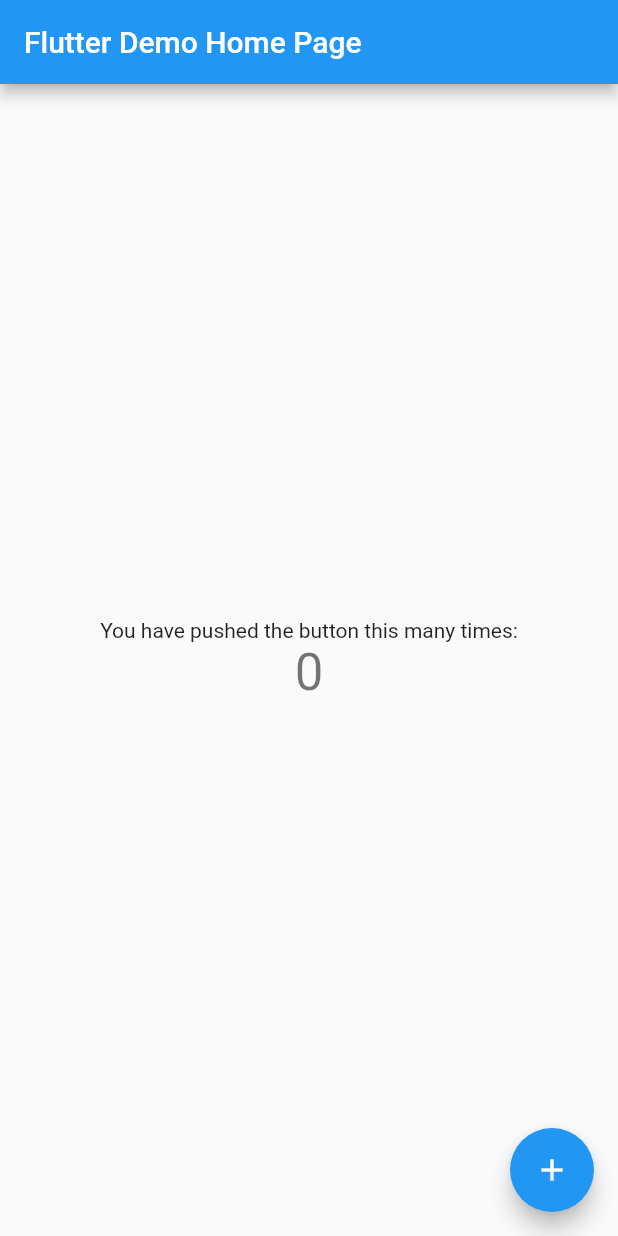
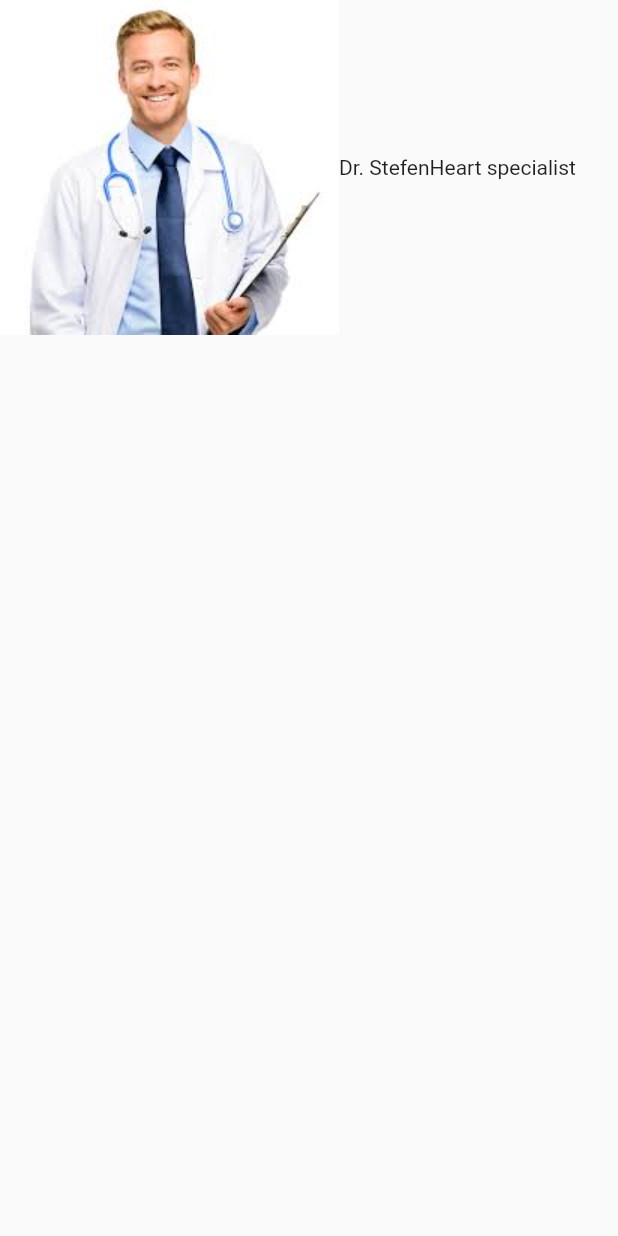
Before and after one commit to engineertanmay/doctor_design, a Flutter app: the screen it shows after launch, on a phone screen of 412 x 824 dp. Run offline on Flutter 3.47's test engine with Material 2 defaults, Android fonts, the phone set to English and light mode, and no system bars.

Commit message:
added doctor file

```diff
--- a/lib/main.dart
+++ b/lib/main.dart
@@ -1,117 +1,15 @@
+import 'package:doctor_design/viewd/doctor_info.dart';
 import 'package:flutter/material.dart';
-
-void main() {
-  runApp(MyApp());
-}
-
+void main()=>runApp(MyApp());
 class MyApp extends StatelessWidget {
-  // This widget is the root of your application.
   @override
   Widget build(BuildContext context) {
     return MaterialApp(
-      title: 'Flutter Demo',
+      title: "flutter application",
       theme: ThemeData(
-        // This is the theme of your application.
-        //
-        // Try running your application with "flutter run". You'll see the
-        // application has a blue toolbar. Then, without quitting the app, try
-        // changing the primarySwatch below to Colors.green and then invoke
-        // "hot reload" (press "r" in the console where you ran "flutter run",
-        // or simply save your changes to "hot reload" in a Flutter IDE).
-        // Notice that the counter didn't reset back to zero; the application
-        // is not restarted.
-        primarySwatch: Colors.blue,
-        // This makes the visual density adapt to the platform that you run
-        // the app on. For desktop platforms, the controls will be smaller and
-        // closer together (more dense) than on mobile platforms.
-        visualDensity: VisualDensity.adaptivePlatformDensity,
+        primarySwatch: Colors.deepOrange,
       ),
-      home: MyHomePage(title: 'Flutter Demo Home Page'),
+      home: HomePage(),
     );
   }
 }
-
-class MyHomePage extends StatefulWidget {
-  MyHomePage({Key key, this.title}) : super(key: key);
-
-  // This widget is the home page of your application. It is stateful, meaning
-  // that it has a State object (defined below) that contains fields that affect
-  // how it looks.
-
-  // This class is the configuration for the state. It holds the values (in this
-  // case the title) provided by the parent (in this case the App widget) and
-  // used by the build method of the State. Fields in a Widget subclass are
-  // always marked "final".
-
-  final String title;
-
-  @override
-  _MyHomePageState createState() => _MyHomePageState();
-}
-
-class _MyHomePageState extends State<MyHomePage> {
-  int _counter = 0;
-
-  void _incrementCounter() {
-    setState(() {
-      // This call to setState tells the Flutter framework that something has
-      // changed in this State, which causes it to rerun the build method below
-      // so that the display can reflect the updated values. If we changed
-      // _counter without calling setState(), then the build method would not be
-      // called again, and so nothing would appear to happen.
-      _counter++;
-    });
-  }
-
-  @override
-  Widget build(BuildContext context) {
-    // This method is rerun every time setState is called, for instance as done
-    // by the _incrementCounter method above.
-    //
-    // The Flutter framework has been optimized to make rerunning build methods
-    // fast, so that you can just rebuild anything that needs updating rather
-    // than having to individually change instances of widgets.
-    return Scaffold(
-      appBar: AppBar(
-        // Here we take the value from the MyHomePage object that was created by
-        // the App.build method, and use it to set our appbar title.
-        title: Text(widget.title),
-      ),
-      body: Center(
-        // Center is a layout widget. It takes a single child and positions it
-        // in the middle of the parent.
-        child: Column(
-          // Column is also a layout widget. It takes a list of children and
-          // arranges them vertically. By default, it sizes itself to fit its
-          // children horizontally, and tries to be as tall as its parent.
-          //
-          // Invoke "debug painting" (press "p" in the console, choose the
-          // "Toggle Debug Paint" action from the Flutter Inspector in Android
-          // Studio, or the "Toggle Debug Paint" command in Visual Studio Code)
-          // to see the wireframe for each widget.
-          //
-          // Column has various properties to control how it sizes itself and
-          // how it positions its children. Here we use mainAxisAlignment to
-          // center the children vertically; the main axis here is the vertical
-          // axis because Columns are vertical (the cross axis would be
-          // horizontal).
-          mainAxisAlignment: MainAxisAlignment.center,
-          children: <Widget>[
-            Text(
-              'You have pushed the button this many times:',
-            ),
-            Text(
-              '$_counter',
-              style: Theme.of(context).textTheme.headline4,
-            ),
-          ],
-        ),
-      ),
-      floatingActionButton: FloatingActionButton(
-        onPressed: _incrementCounter,
-        tooltip: 'Increment',
-        child: Icon(Icons.add),
-      ), // This trailing comma makes auto-formatting nicer for build methods.
-    );
-  }
-}
--- /dev/null
+++ b/lib/viewd/doctor_info.dart
@@ -0,0 +1,33 @@
+import 'package:flutter/material.dart';
+class HomePage extends StatefulWidget {
+  @override
+  _HomePageState createState() => _HomePageState();
+}
+
+class _HomePageState extends State<HomePage> {
+  @override
+  Widget build(BuildContext context) {
+    return SafeArea(
+      child: Scaffold(
+        body: Row(
+          children: <Widget>[
+            //SizedBox(height: 30,),
+            getAssetImage(),
+            Text("Dr. Stefen"),
+            SizedBox(height: 20,),
+            Text("Heart specialist"),
+
+          ],
+        ),
+      ),
+    );
+  }
+}
+class getAssetImage extends StatelessWidget {
+  @override
+  Widget build(BuildContext context) {
+    return Container(
+      child: Image.asset("assets/doctor.jpg"),
+    );
+  }
+}
--- a/pubspec.yaml
+++ b/pubspec.yaml
@@ -45,8 +45,8 @@ flutter:
   uses-material-design: true
 
   # To add assets to your application, add an assets section, like this:
-  # assets:
-  #   - images/a_dot_burr.jpeg
+  assets:
+    - assets/doctor.jpg
   #   - images/a_dot_ham.jpeg
 
   # An image asset can refer to one or more resolution-specific "variants", see
```
Also changed, not shown: assets/doctor.jpg (added).
